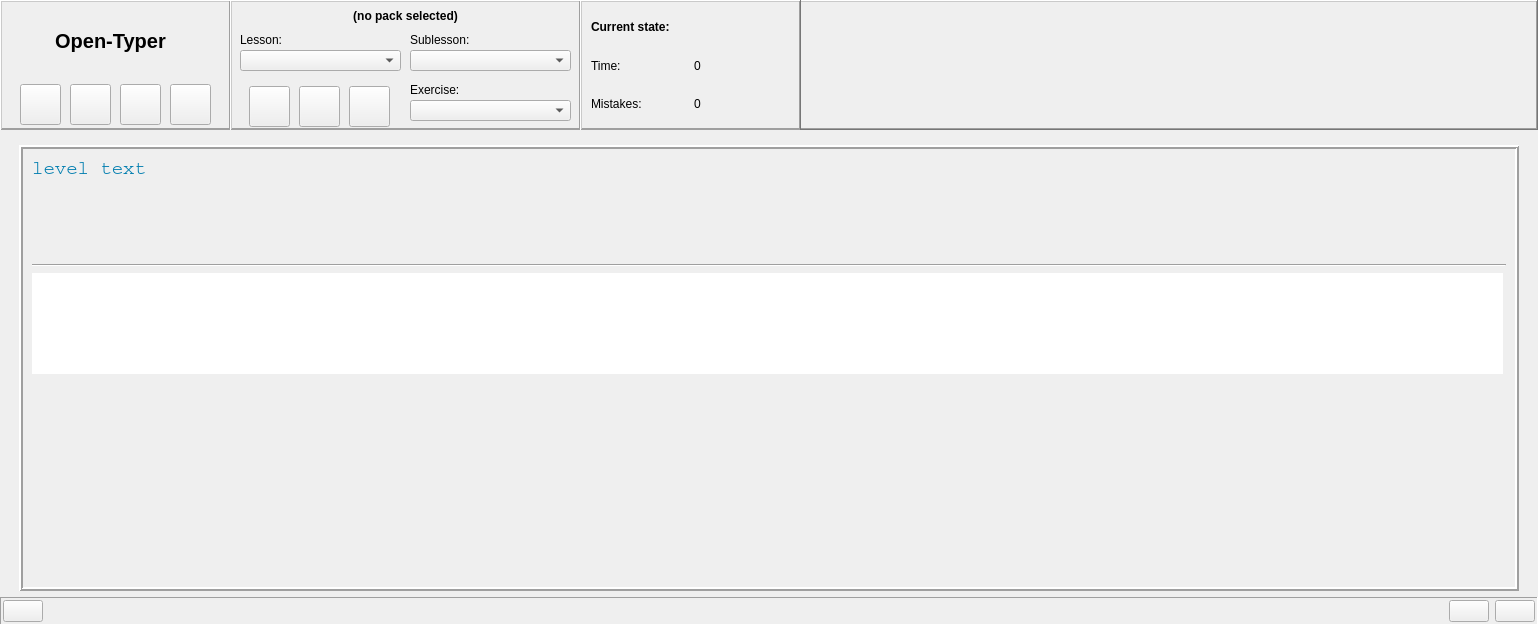
Open-Typer/Open-Typer, file ui/opentyper.ui: the form before one commit.
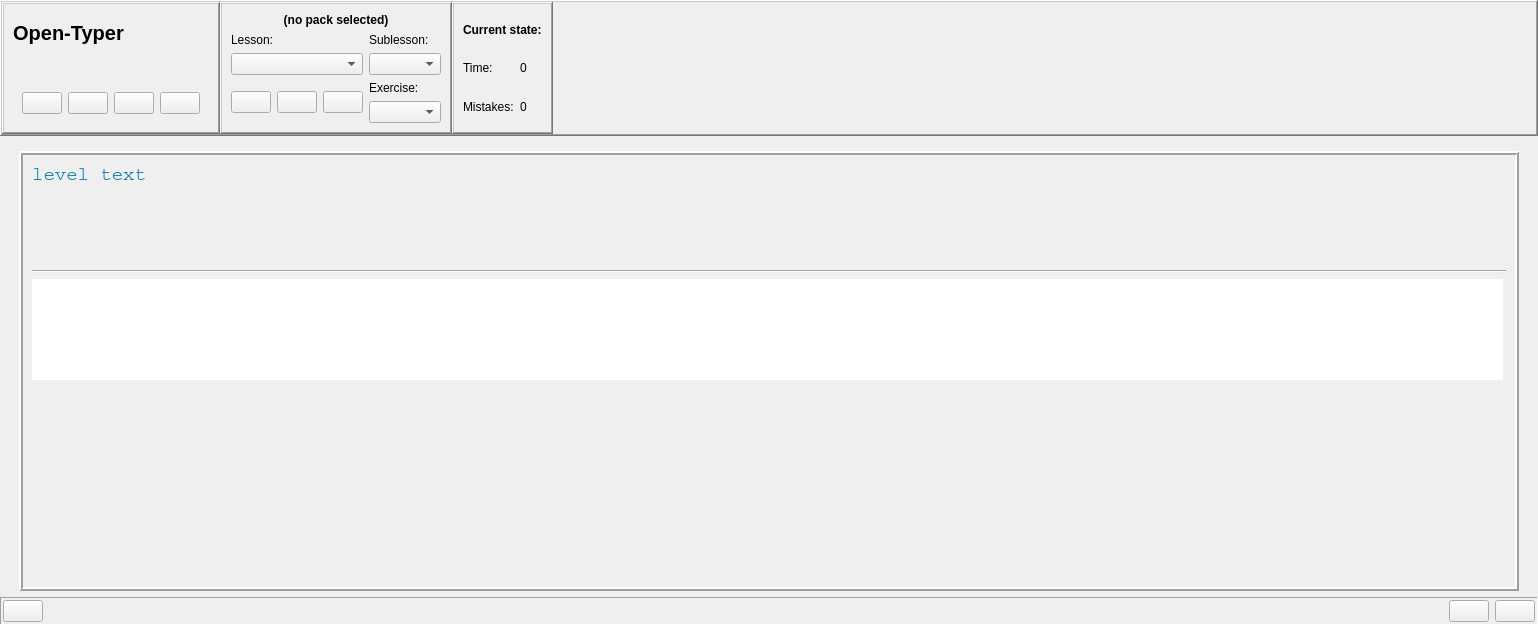
The form after the commit. Icons and pictures are not drawn. Custom widgets are drawn as their Qt base class.

Commit message: ui: opentyper: Properly implement controlFrame layouts

The edit to the form file:
```diff
--- a/ui/opentyper.ui
+++ b/ui/opentyper.ui
@@ -32,16 +32,22 @@
     </property>
     <item row="0" column="0">
      <widget class="QFrame" name="controlFrame">
+      <property name="sizePolicy">
+       <sizepolicy hsizetype="Preferred" vsizetype="Maximum">
+        <horstretch>0</horstretch>
+        <verstretch>0</verstretch>
+       </sizepolicy>
+      </property>
       <property name="minimumSize">
        <size>
         <width>0</width>
-        <height>130</height>
+        <height>0</height>
        </size>
       </property>
       <property name="maximumSize">
        <size>
         <width>16777215</width>
-        <height>130</height>
+        <height>16777215</height>
        </size>
       </property>
       <property name="frameShape">
@@ -50,14 +56,59 @@
       <property name="frameShadow">
        <enum>QFrame::Raised</enum>
       </property>
+      <layout class="QHBoxLayout" name="horizontalLayout_5">
+       <property name="spacing">
+        <number>0</number>
+       </property>
+       <property name="leftMargin">
+        <number>0</number>
+       </property>
+       <property name="topMargin">
+        <number>0</number>
+       </property>
+       <property name="rightMargin">
+        <number>0</number>
+       </property>
+       <property name="bottomMargin">
+        <number>0</number>
+       </property>
+       <item alignment="Qt::AlignLeft">
+        <widget class="QFrame" name="controlFrameCore">
+         <property name="sizePolicy">
+          <sizepolicy hsizetype="Maximum" vsizetype="Preferred">
+           <horstretch>0</horstretch>
+           <verstretch>0</verstretch>
+          </sizepolicy>
+         </property>
+         <property name="frameShape">
+          <enum>QFrame::NoFrame</enum>
+         </property>
+         <property name="frameShadow">
+          <enum>QFrame::Plain</enum>
+         </property>
+         <layout class="QHBoxLayout" name="horizontalLayout_8">
+          <property name="spacing">
+           <number>0</number>
+          </property>
+          <property name="leftMargin">
+           <number>0</number>
+          </property>
+          <property name="topMargin">
+           <number>0</number>
+          </property>
+          <property name="rightMargin">
+           <number>0</number>
+          </property>
+          <property name="bottomMargin">
+           <number>0</number>
+          </property>
+          <item>
       <widget class="QFrame" name="optionsFrame">
-       <property name="geometry">
-        <rect>
-         <x>0</x>
-         <y>0</y>
-         <width>231</width>
-         <height>131</height>
-        </rect>
+            <property name="sizePolicy">
+             <sizepolicy hsizetype="Maximum" vsizetype="Preferred">
+              <horstretch>0</horstretch>
+              <verstretch>0</verstretch>
+             </sizepolicy>
        </property>
        <property name="frameShape">
         <enum>QFrame::WinPanel</enum>
@@ -65,14 +116,37 @@
        <property name="frameShadow">
         <enum>QFrame::Raised</enum>
        </property>
+            <layout class="QGridLayout" name="gridLayout_4">
+             <property name="verticalSpacing">
+              <number>30</number>
+             </property>
+             <item row="0" column="0" alignment="Qt::AlignLeft">
+              <widget class="QLabel" name="title">
+               <property name="font">
+                <font>
+                 <pointsize>15</pointsize>
+                 <weight>75</weight>
+                 <bold>true</bold>
+                </font>
+               </property>
+               <property name="styleSheet">
+                <string notr="true"/>
+               </property>
+               <property name="text">
+                <string notr="true">Open-Typer</string>
+               </property>
+               <property name="alignment">
+                <set>Qt::AlignCenter</set>
+               </property>
+              </widget>
+             </item>
+             <item row="1" column="0" alignment="Qt::AlignLeft">
        <widget class="QFrame" name="mainButtonsFrame">
-        <property name="geometry">
-         <rect>
-          <x>10</x>
-          <y>84</y>
-          <width>211</width>
-          <height>41</height>
-         </rect>
+               <property name="sizePolicy">
+                <sizepolicy hsizetype="Preferred" vsizetype="Preferred">
+                 <horstretch>0</horstretch>
+                 <verstretch>0</verstretch>
+                </sizepolicy>
         </property>
         <property name="frameShape">
          <enum>QFrame::NoFrame</enum>
@@ -80,14 +154,14 @@
         <property name="frameShadow">
          <enum>QFrame::Plain</enum>
         </property>
+               <layout class="QHBoxLayout" name="horizontalLayout_6">
+                <item>
         <widget class="QPushButton" name="optionsButton">
-         <property name="geometry">
-          <rect>
-           <x>10</x>
-           <y>0</y>
-           <width>41</width>
-           <height>41</height>
-          </rect>
+                  <property name="sizePolicy">
+                   <sizepolicy hsizetype="Maximum" vsizetype="Preferred">
+                    <horstretch>0</horstretch>
+                    <verstretch>0</verstretch>
+                   </sizepolicy>
          </property>
          <property name="focusPolicy">
           <enum>Qt::NoFocus</enum>
@@ -109,43 +183,14 @@
           </size>
          </property>
         </widget>
-        <widget class="QPushButton" name="openExerciseButton">
-         <property name="geometry">
-          <rect>
-           <x>160</x>
-           <y>0</y>
-           <width>41</width>
-           <height>41</height>
-          </rect>
-         </property>
-         <property name="focusPolicy">
-          <enum>Qt::NoFocus</enum>
-         </property>
-         <property name="toolTip">
-          <string>Open custom exercise</string>
-         </property>
-         <property name="text">
-          <string notr="true"/>
-         </property>
-         <property name="icon">
-          <iconset resource="../res.qrc">
-           <normaloff>:/res/images/edit.png</normaloff>:/res/images/edit.png</iconset>
-         </property>
-         <property name="iconSize">
-          <size>
-           <width>25</width>
-           <height>25</height>
-          </size>
-         </property>
-        </widget>
+                </item>
+                <item>
         <widget class="QPushButton" name="openPackButton">
-         <property name="geometry">
-          <rect>
-           <x>60</x>
-           <y>0</y>
-           <width>41</width>
-           <height>41</height>
-          </rect>
+                  <property name="sizePolicy">
+                   <sizepolicy hsizetype="Maximum" vsizetype="Preferred">
+                    <horstretch>0</horstretch>
+                    <verstretch>0</verstretch>
+                   </sizepolicy>
          </property>
          <property name="focusPolicy">
           <enum>Qt::NoFocus</enum>
@@ -167,14 +212,14 @@
           </size>
          </property>
         </widget>
+                </item>
+                <item>
         <widget class="QPushButton" name="openEditorButton">
-         <property name="geometry">
-          <rect>
-           <x>110</x>
-           <y>0</y>
-           <width>41</width>
-           <height>41</height>
-          </rect>
+                  <property name="sizePolicy">
+                   <sizepolicy hsizetype="Maximum" vsizetype="Preferred">
+                    <horstretch>0</horstretch>
+                    <verstretch>0</verstretch>
+                   </sizepolicy>
          </property>
          <property name="focusPolicy">
           <enum>Qt::NoFocus</enum>
@@ -196,42 +241,49 @@
           </size>
          </property>
         </widget>
-       </widget>
-       <widget class="QLabel" name="title">
-        <property name="geometry">
-         <rect>
-          <x>20</x>
-          <y>20</y>
-          <width>181</width>
-          <height>41</height>
-         </rect>
-        </property>
-        <property name="font">
-         <font>
-          <pointsize>15</pointsize>
-          <weight>75</weight>
-          <bold>true</bold>
-         </font>
-        </property>
-        <property name="styleSheet">
-         <string notr="true"/>
+                </item>
+                <item>
+                 <widget class="QPushButton" name="openExerciseButton">
+                  <property name="sizePolicy">
+                   <sizepolicy hsizetype="Maximum" vsizetype="Preferred">
+                    <horstretch>0</horstretch>
+                    <verstretch>0</verstretch>
+                   </sizepolicy>
+                  </property>
+                  <property name="focusPolicy">
+                   <enum>Qt::NoFocus</enum>
+                  </property>
+                  <property name="toolTip">
+                   <string>Open custom exercise</string>
         </property>
         <property name="text">
-         <string notr="true">Open-Typer</string>
-        </property>
-        <property name="alignment">
-         <set>Qt::AlignCenter</set>
-        </property>
-       </widget>
-      </widget>
+                   <string notr="true"/>
+                  </property>
+                  <property name="icon">
+                   <iconset resource="../res.qrc">
+                    <normaloff>:/res/images/edit.png</normaloff>:/res/images/edit.png</iconset>
+                  </property>
+                  <property name="iconSize">
+                   <size>
+                    <width>25</width>
+                    <height>25</height>
+                   </size>
+                  </property>
+                 </widget>
+                </item>
+               </layout>
+              </widget>
+             </item>
+            </layout>
+           </widget>
+          </item>
+          <item>
       <widget class="QFrame" name="navigationFrame">
-       <property name="geometry">
-        <rect>
-         <x>230</x>
-         <y>0</y>
-         <width>351</width>
-         <height>131</height>
-        </rect>
+            <property name="sizePolicy">
+             <sizepolicy hsizetype="Maximum" vsizetype="Preferred">
+              <horstretch>0</horstretch>
+              <verstretch>0</verstretch>
+             </sizepolicy>
        </property>
        <property name="frameShape">
         <enum>QFrame::WinPanel</enum>
@@ -239,36 +291,14 @@
        <property name="frameShadow">
         <enum>QFrame::Raised</enum>
        </property>
-       <widget class="QLabel" name="trainingPackNameLabel">
-        <property name="geometry">
-         <rect>
-          <x>10</x>
-          <y>5</y>
-          <width>331</width>
-          <height>21</height>
-         </rect>
-        </property>
-        <property name="font">
-         <font>
-          <weight>75</weight>
-          <bold>true</bold>
-         </font>
-        </property>
-        <property name="text">
-         <string notr="true">(no pack selected)</string>
-        </property>
-        <property name="alignment">
-         <set>Qt::AlignCenter</set>
-        </property>
-       </widget>
+            <layout class="QGridLayout" name="gridLayout_5">
+             <item row="3" column="0" rowspan="2">
        <widget class="QFrame" name="navButtonsFrame">
-        <property name="geometry">
-         <rect>
-          <x>9</x>
-          <y>84</y>
-          <width>161</width>
-          <height>45</height>
-         </rect>
+               <property name="sizePolicy">
+                <sizepolicy hsizetype="Preferred" vsizetype="Maximum">
+                 <horstretch>0</horstretch>
+                 <verstretch>0</verstretch>
+                </sizepolicy>
         </property>
         <property name="frameShape">
          <enum>QFrame::NoFrame</enum>
@@ -276,14 +306,29 @@
         <property name="frameShadow">
          <enum>QFrame::Plain</enum>
         </property>
+               <layout class="QHBoxLayout" name="horizontalLayout_7">
+                <property name="spacing">
+                 <number>6</number>
+                </property>
+                <property name="leftMargin">
+                 <number>0</number>
+                </property>
+                <property name="topMargin">
+                 <number>0</number>
+                </property>
+                <property name="rightMargin">
+                 <number>0</number>
+                </property>
+                <property name="bottomMargin">
+                 <number>0</number>
+                </property>
+                <item>
         <widget class="QPushButton" name="repeatButton">
-         <property name="geometry">
-          <rect>
-           <x>10</x>
-           <y>2</y>
-           <width>41</width>
-           <height>41</height>
-          </rect>
+                  <property name="sizePolicy">
+                   <sizepolicy hsizetype="Minimum" vsizetype="Maximum">
+                    <horstretch>0</horstretch>
+                    <verstretch>0</verstretch>
+                   </sizepolicy>
          </property>
          <property name="focusPolicy">
           <enum>Qt::NoFocus</enum>
@@ -311,14 +356,14 @@
           </size>
          </property>
         </widget>
+                </item>
+                <item>
         <widget class="QPushButton" name="previousButton">
-         <property name="geometry">
-          <rect>
-           <x>60</x>
-           <y>2</y>
-           <width>41</width>
-           <height>41</height>
-          </rect>
+                  <property name="sizePolicy">
+                   <sizepolicy hsizetype="Minimum" vsizetype="Maximum">
+                    <horstretch>0</horstretch>
+                    <verstretch>0</verstretch>
+                   </sizepolicy>
          </property>
          <property name="focusPolicy">
           <enum>Qt::NoFocus</enum>
@@ -340,14 +385,14 @@
           </size>
          </property>
         </widget>
+                </item>
+                <item>
         <widget class="QPushButton" name="nextButton">
-         <property name="geometry">
-          <rect>
-           <x>110</x>
-           <y>2</y>
-           <width>41</width>
-           <height>41</height>
-          </rect>
+                  <property name="sizePolicy">
+                   <sizepolicy hsizetype="Minimum" vsizetype="Maximum">
+                    <horstretch>0</horstretch>
+                    <verstretch>0</verstretch>
+                   </sizepolicy>
          </property>
          <property name="focusPolicy">
           <enum>Qt::NoFocus</enum>
@@ -369,94 +414,96 @@
           </size>
          </property>
         </widget>
-       </widget>
+                </item>
+               </layout>
+              </widget>
+             </item>
+             <item row="1" column="0">
        <widget class="QLabel" name="lessonSelectionLabel">
-        <property name="geometry">
-         <rect>
-          <x>10</x>
-          <y>30</y>
-          <width>161</width>
-          <height>20</height>
-         </rect>
-        </property>
         <property name="text">
          <string>Lesson:</string>
         </property>
        </widget>
+             </item>
+             <item row="4" column="1">
+              <widget class="QComboBox" name="levelSelectionList">
+               <property name="sizePolicy">
+                <sizepolicy hsizetype="Minimum" vsizetype="Fixed">
+                 <horstretch>0</horstretch>
+                 <verstretch>0</verstretch>
+                </sizepolicy>
+               </property>
+               <property name="focusPolicy">
+                <enum>Qt::NoFocus</enum>
+               </property>
+              </widget>
+             </item>
+             <item row="2" column="0">
        <widget class="QComboBox" name="lessonSelectionList">
-        <property name="geometry">
-         <rect>
-          <x>10</x>
-          <y>50</y>
-          <width>161</width>
-          <height>21</height>
-         </rect>
+               <property name="sizePolicy">
+                <sizepolicy hsizetype="Minimum" vsizetype="Maximum">
+                 <horstretch>0</horstretch>
+                 <verstretch>0</verstretch>
+                </sizepolicy>
         </property>
         <property name="focusPolicy">
          <enum>Qt::NoFocus</enum>
         </property>
        </widget>
+             </item>
+             <item row="2" column="1">
        <widget class="QComboBox" name="sublessonSelectionList">
-        <property name="geometry">
-         <rect>
-          <x>180</x>
-          <y>50</y>
-          <width>161</width>
-          <height>21</height>
-         </rect>
+               <property name="sizePolicy">
+                <sizepolicy hsizetype="Minimum" vsizetype="Fixed">
+                 <horstretch>0</horstretch>
+                 <verstretch>0</verstretch>
+                </sizepolicy>
         </property>
         <property name="focusPolicy">
          <enum>Qt::NoFocus</enum>
         </property>
        </widget>
+             </item>
+             <item row="1" column="1">
        <widget class="QLabel" name="sublessonSelectionLabel">
-        <property name="geometry">
-         <rect>
-          <x>180</x>
-          <y>30</y>
-          <width>161</width>
-          <height>20</height>
-         </rect>
-        </property>
         <property name="text">
          <string>Sublesson:</string>
         </property>
        </widget>
+             </item>
+             <item row="3" column="1">
        <widget class="QLabel" name="levelSelectionLabel">
-        <property name="geometry">
-         <rect>
-          <x>180</x>
-          <y>80</y>
-          <width>161</width>
-          <height>20</height>
-         </rect>
-        </property>
         <property name="text">
          <string>Exercise:</string>
         </property>
        </widget>
-       <widget class="QComboBox" name="levelSelectionList">
-        <property name="geometry">
-         <rect>
-          <x>180</x>
-          <y>100</y>
-          <width>161</width>
-          <height>21</height>
-         </rect>
-        </property>
-        <property name="focusPolicy">
-         <enum>Qt::NoFocus</enum>
-        </property>
-       </widget>
-      </widget>
+             </item>
+             <item row="0" column="0" colspan="2">
+              <widget class="QLabel" name="trainingPackNameLabel">
+               <property name="font">
+                <font>
+                 <weight>75</weight>
+                 <bold>true</bold>
+                </font>
+               </property>
+               <property name="text">
+                <string notr="true">(no pack selected)</string>
+               </property>
+               <property name="alignment">
+                <set>Qt::AlignCenter</set>
+               </property>
+              </widget>
+             </item>
+            </layout>
+           </widget>
+          </item>
+          <item>
       <widget class="QFrame" name="trainingFrame4">
-       <property name="geometry">
-        <rect>
-         <x>580</x>
-         <y>0</y>
-         <width>221</width>
-         <height>131</height>
-        </rect>
+            <property name="sizePolicy">
+             <sizepolicy hsizetype="Maximum" vsizetype="Preferred">
+              <horstretch>0</horstretch>
+              <verstretch>0</verstretch>
+             </sizepolicy>
        </property>
        <property name="frameShape">
         <enum>QFrame::WinPanel</enum>
@@ -514,6 +561,11 @@
         </item>
        </layout>
       </widget>
+          </item>
+         </layout>
+        </widget>
+       </item>
+      </layout>
      </widget>
     </item>
     <item row="2" column="0">
```
Lines whose indentation alone changed are shown as unchanged.
